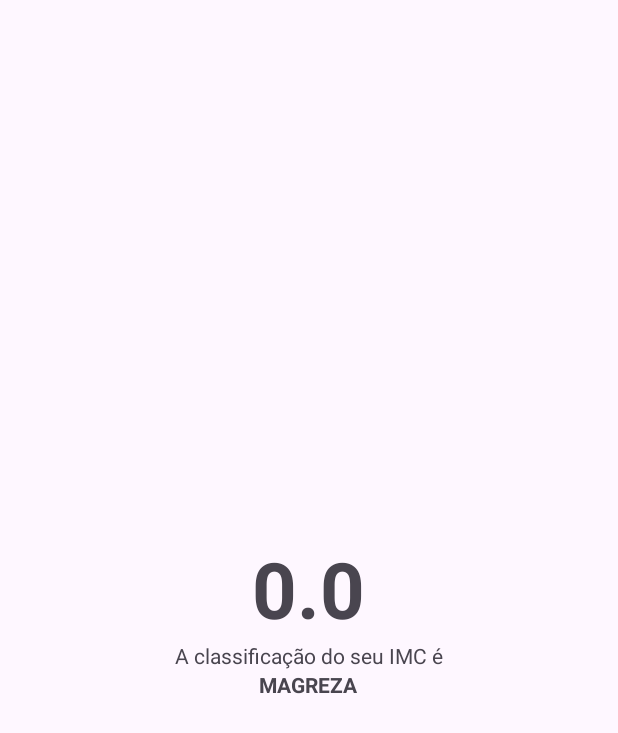
After one commit to andrebritovita/calculadoraImc, an Android app: the ResultActivity screen opened directly, with no data from a screen before it, on a phone screen of 412 x 824 dp. The commit adds this screen. Shown: the top 733 px of the screen. Run offline under Robolectric (Android 15) with nearby library versions, the phone set to English and light mode, and no system bars.

Commit message:
Navegação e passagem de dados entre telas.

```diff
--- a/app/build.gradle.kts
+++ b/app/build.gradle.kts
@@ -5,12 +5,12 @@ plugins {
 
 android {
     namespace = "com.comunidadedevspace.imc"
-    compileSdk = 34
+    compileSdk = 35
 
     defaultConfig {
         applicationId = "com.comunidadedevspace.imc"
         minSdk = 24
-        targetSdk = 33
+        targetSdk = 35
         versionCode = 1
         versionName = "1.0"
 
@@ -41,6 +41,7 @@ dependencies {
     implementation("androidx.appcompat:appcompat:1.6.1")
     implementation("com.google.android.material:material:1.10.0")
     implementation("androidx.constraintlayout:constraintlayout:2.1.4")
+    implementation("androidx.activity:activity:1.10.0")
     testImplementation("junit:junit:4.13.2")
     androidTestImplementation("androidx.test.ext:junit:1.1.5")
     androidTestImplementation("androidx.test.espresso:espresso-core:3.5.1")
--- a/app/src/main/AndroidManifest.xml
+++ b/app/src/main/AndroidManifest.xml
@@ -13,6 +13,9 @@
         android:theme="@style/Theme.Calculadoraimc"
         tools:targetApi="31">
         <activity
+            android:name=".ResultActivity"
+            android:exported="false" />
+        <activity
             android:name=".MainActivity"
             android:exported="true">
             <intent-filter>
--- a/app/src/main/java/com/comunidadedevspace/imc/MainActivity.kt
+++ b/app/src/main/java/com/comunidadedevspace/imc/MainActivity.kt
@@ -1,5 +1,6 @@
 package com.comunidadedevspace.imc
 
+import android.content.Intent
 import androidx.appcompat.app.AppCompatActivity
 import android.os.Bundle
 import android.widget.Button
@@ -35,7 +36,9 @@ class MainActivity : AppCompatActivity() {
                 // Cálculo do IMC
                 val alturaQ2: Float = altura * altura
                 val resultado: Float = peso / alturaQ2
-                println("André ação do botão $resultado")
+                val intent = Intent(this, ResultActivity::class.java)
+                intent.putExtra(KEY_RESULT_IMC, resultado)
+                startActivity(intent)
             }
         }
     }
--- /dev/null
+++ b/app/src/main/java/com/comunidadedevspace/imc/ResultActivity.kt
@@ -0,0 +1,34 @@
+package com.comunidadedevspace.imc
+
+import android.os.Bundle
+import android.widget.TextView
+import androidx.activity.enableEdgeToEdge
+import androidx.appcompat.app.AppCompatActivity
+import androidx.core.view.ViewCompat
+import androidx.core.view.WindowInsetsCompat
+
+const val KEY_RESULT_IMC = "RESULTACTIVITY_KEY_IMC"
+
+class ResultActivity : AppCompatActivity() {
+    override fun onCreate(savedInstanceState: Bundle?) {
+        super.onCreate(savedInstanceState)
+        setContentView(R.layout.activity_result)
+        val results = intent.getFloatExtra(KEY_RESULT_IMC, 0.0f)
+        val tvResult = findViewById<TextView>(R.id.tv_result)
+        val tvClassificacao = findViewById<TextView>(R.id.tv_classificacao)
+        tvResult.text = results.toString()
+
+        val classificacao: String = if (results < 18.5) {
+            "MAGREZA"
+        } else if (results >= 18.5 && results < 24.9) {
+            "NORMAL"
+        } else if (results >= 24.9 && results < 29.9) {
+            "SOBREPESO"
+        } else if (results >= 29.9 && results <= 39.9){
+            "OBESIDADE"
+        } else {
+            "OBESIDADE GRAVE"
+        }
+        tvClassificacao.text = (classificacao)
+    }
+}
--- /dev/null
+++ b/app/src/main/res/layout/activity_result.xml
@@ -0,0 +1,33 @@
+<?xml version="1.0" encoding="utf-8"?>
+<LinearLayout xmlns:android="http://schemas.android.com/apk/res/android"
+    xmlns:app="http://schemas.android.com/apk/res-auto"
+    xmlns:tools="http://schemas.android.com/tools"
+    android:id="@+id/main"
+    android:layout_width="match_parent"
+    android:layout_height="match_parent"
+    android:orientation="vertical"
+    android:gravity="center"
+    tools:context=".ResultActivity">
+
+    <TextView
+        android:id="@+id/tv_result"
+        android:maxLength="5"
+        android:layout_width="wrap_content"
+        android:layout_height="wrap_content"
+        android:textSize="52sp"
+        android:textStyle="bold"
+        tools:text="23.66" />
+
+    <TextView
+        android:id="@+id/tv_classificacao_label"
+        android:layout_width="wrap_content"
+        android:layout_height="wrap_content"
+        android:text="A classificação do seu IMC é" />
+
+    <TextView
+        android:id="@+id/tv_classificacao"
+        android:layout_width="wrap_content"
+        android:layout_height="wrap_content"
+        android:textStyle="bold"
+        tools:text="NORMAL" />
+</LinearLayout>
```
